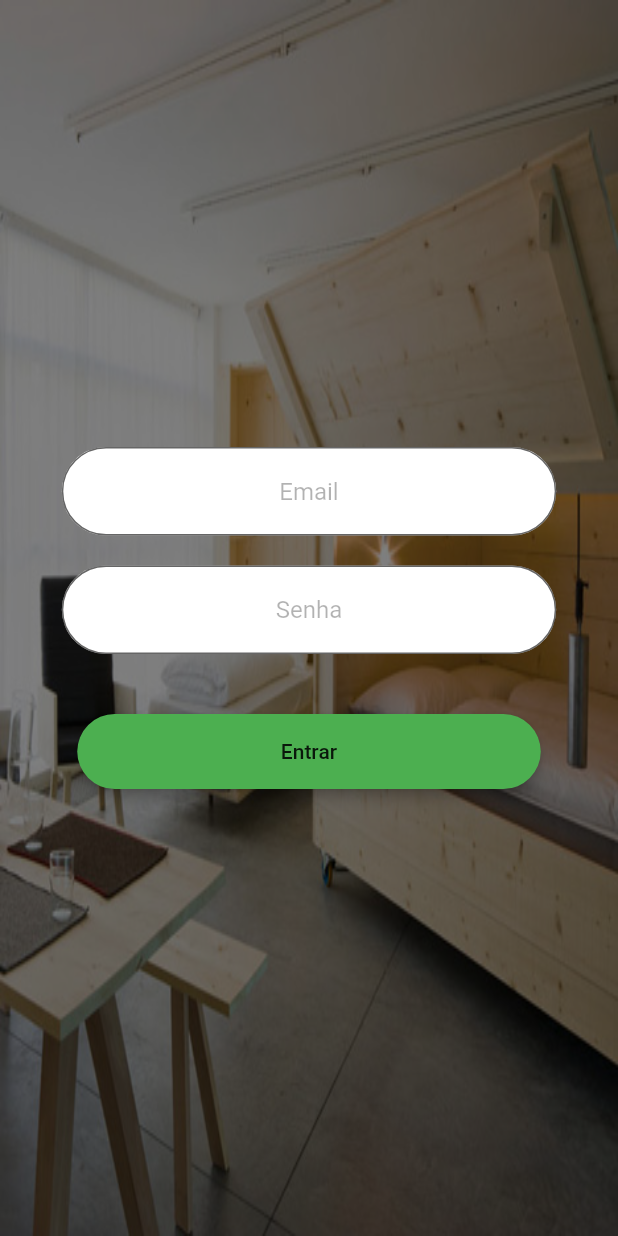
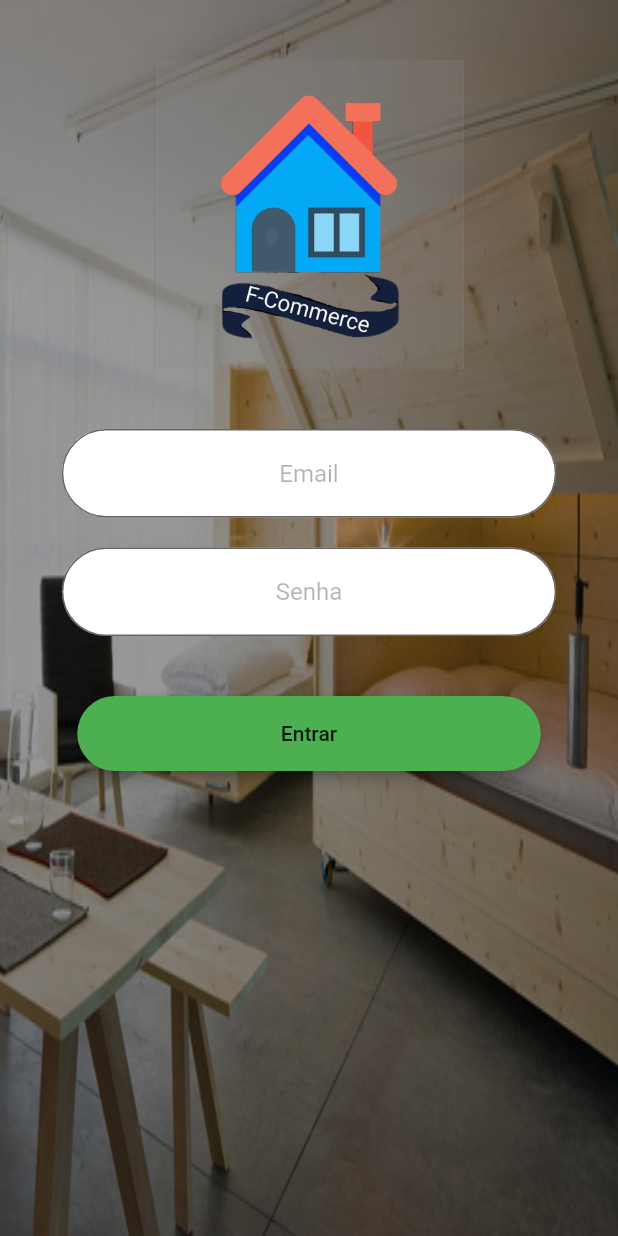
Before and after one commit to marceloarauj/DevMobile, a Flutter app: the screen it shows after launch, on a phone screen of 412 x 824 dp. Run offline on Flutter 3.47's test engine with Material 2 defaults, Android fonts, the phone set to English and light mode, and no system bars.

Commit message:
Arrumando a tela de login

```diff
--- a/lib/library/login_inputs.dart
+++ b/lib/library/login_inputs.dart
@@ -2,10 +2,10 @@ import 'package:flutter/material.dart';
 import 'package:flutter/widgets.dart';
 
 class LoginInput extends StatefulWidget {
-  LoginInput({Key key, this.text, this.fx, this.value}) : super(key: key);
+  LoginInput({Key key, this.text, this.fx, this.value, this.password}) : super(key: key);
   final String text;
   final Function fx;
-
+  bool password = false;
   TextEditingController value;
 
   @override
@@ -23,6 +23,7 @@ class _LoginInput extends State<LoginInput> {
           child: TextField(
             controller: widget.value,
             textAlign: TextAlign.center,
+            obscureText: this.widget.password,
             decoration: new InputDecoration(
               border: new OutlineInputBorder(
                 borderRadius: const BorderRadius.all(
--- a/lib/views/login/login.dart
+++ b/lib/views/login/login.dart
@@ -28,21 +28,29 @@ class _LoginView extends State<LoginView> {
 
   @override
   Widget build(BuildContext context) {
-    return Container(
-        decoration: BoxDecoration(
+    return Container(decoration: BoxDecoration(
           image: DecorationImage(
             image: AssetImage("assets/bg.jpg"),
             colorFilter: ColorFilter.mode(
-                Colors.black.withOpacity(0.5), BlendMode.srcOver),
+                Colors.black.withOpacity(0.4), BlendMode.srcOver),
             fit: BoxFit.fill,
           ),
         ),
-        child: Column(
+        child: SingleChildScrollView(
+
+          child: Column(
           mainAxisAlignment: MainAxisAlignment.center,
           children: <Widget>[
-            LoginInput(text: "Email", value: login),
+            Padding(padding: EdgeInsets.only(top: 40)),
+            Container(
+              color: Colors.black.withOpacity(0.1),
+              width: MediaQuery.of(context).size.width * 0.5,
+              child: Image.asset('assets/logo.png'),
+            ),
+            Padding(padding: EdgeInsets.only(top: 40)),
+            LoginInput(text: "Email", value: login,password: false,),
             Padding(padding: EdgeInsets.only(top: 20)),
-            LoginInput(text: "Senha", value: senha),
+            LoginInput(text: "Senha", value: senha,password: true,),
             Padding(padding: EdgeInsets.only(top: 40)),
             Container(
                 width: MediaQuery.of(context).size.width * 0.75,
@@ -56,8 +64,10 @@ class _LoginView extends State<LoginView> {
                   ),
                   shape: RoundedRectangleBorder(
                       borderRadius: BorderRadius.circular(30.0)),
-                ))
+                )),
+
           ],
+        ),
         ));
   }
 }
```
Also changed, not shown: assets/logo.jpeg (deleted), assets/logo.png (added).
